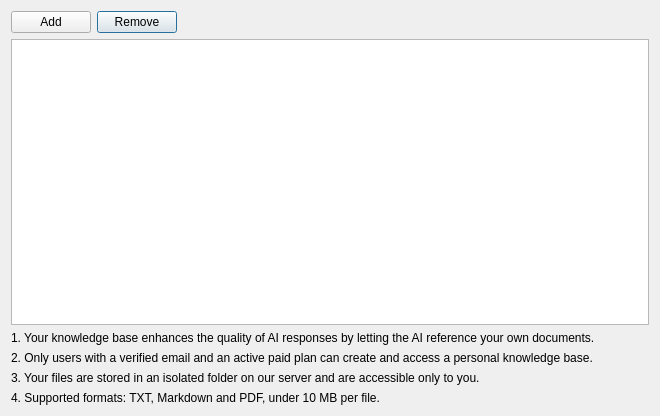
Old version of the form user_knowledge_dialog.ui in the repository robert6757/qgis-geo-knowledge-ai.
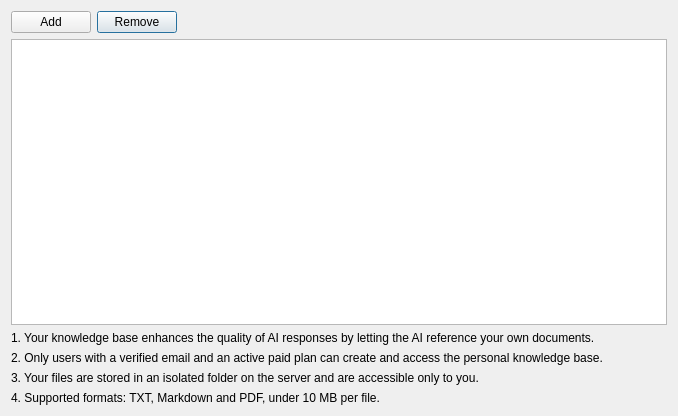
New version of the form.

Commit message: Optimize Chatbot Browser display and Setting dialog.

```diff
--- a/user_knowledge_dialog.ui
+++ b/user_knowledge_dialog.ui
@@ -6,7 +6,7 @@
    <rect>
     <x>0</x>
     <y>0</y>
-    <width>660</width>
+    <width>678</width>
     <height>416</height>
    </rect>
   </property>
@@ -37,14 +37,14 @@
    <item row="4" column="0" colspan="3">
     <widget class="QLabel" name="label_3">
      <property name="text">
-      <string>3. Your files are stored in an isolated folder on our server and are accessible only to you.</string>
+      <string>3. Your files are stored in an isolated folder on the server and are accessible only to you.</string>
      </property>
     </widget>
    </item>
    <item row="3" column="0" colspan="3">
     <widget class="QLabel" name="label_2">
      <property name="text">
-      <string>2. Only users with a verified email and an active paid plan can create and access a personal knowledge base.</string>
+      <string>2. Only users with a verified email and an active paid plan can create and access the personal knowledge base.</string>
      </property>
     </widget>
    </item>
```
Left out of the diff: 5 changed lines with no effect on the pictures. The commit also changes 6 other files.
